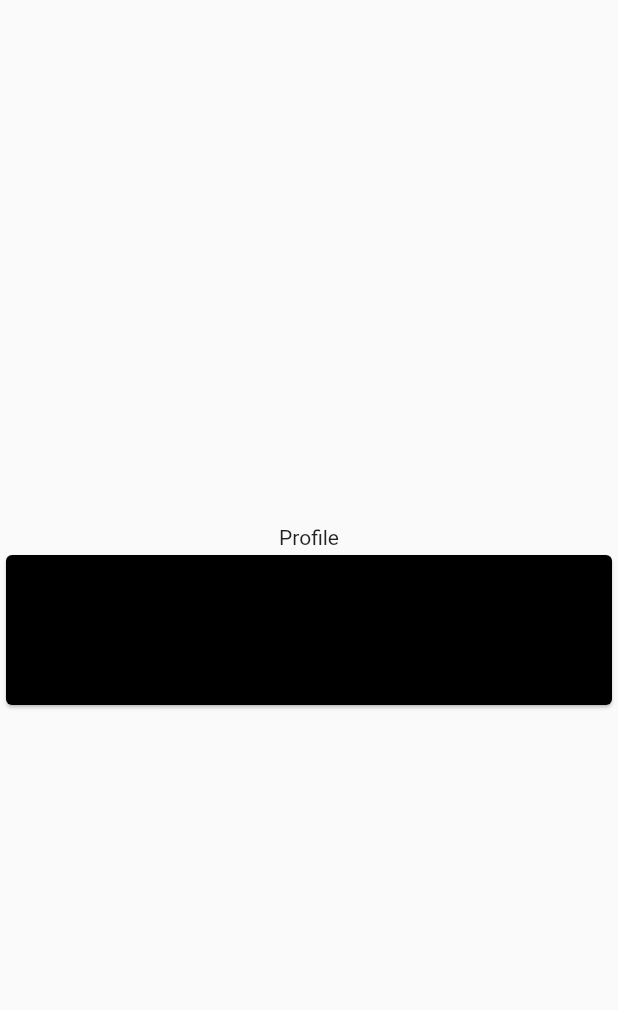
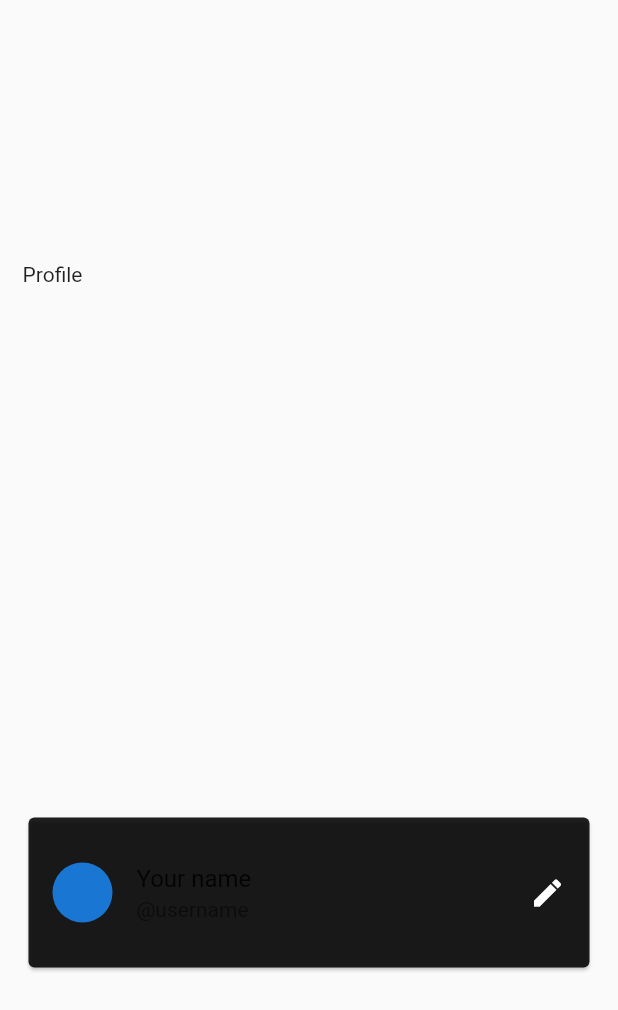
Before and after one commit to najmulmyself/Bio-Maker, a Flutter app: the Profile screen opened by its route, on a phone screen of 412 x 824 dp. Shown: the top 1010 px of the screen. Run offline on Flutter 3.47's test engine with Material 2 defaults, Android fonts, the phone set to English and light mode, and no system bars; our stand-ins replace firebase_auth, firebase_core, font_awesome_flutter, google_sign_in; accounts and stored records are empty.

Commit message:
card added with listtile

```diff
--- a/lib/pages/profile.dart
+++ b/lib/pages/profile.dart
@@ -13,23 +13,37 @@ class _ProfileState extends State<Profile> {
   @override
   Widget build(BuildContext context) {
     return Scaffold(
-      body: Column(
-        mainAxisAlignment: MainAxisAlignment.center,
+      body: Padding(
+        padding: const EdgeInsets.symmetric(horizontal: 15.0),
+        child: Column(
+          mainAxisAlignment: MainAxisAlignment.spaceAround,
+          crossAxisAlignment: CrossAxisAlignment.start,
           children: [
             Text('Profile'),
             Card(
-            color: Colors.black,
+              color: Colors.black87,
               child: InkWell(
                 splashColor: Colors.grey.shade400,
                 onTap: () {},
-              child: Container(
+                child: SizedBox(
                     height: 100,
                     width: double.infinity,
+                    child: Center(
+                      child: ListTile(
+                        leading: CircleAvatar(),
+                        title: Text('Your name'),
+                        subtitle: Text('@username'),
+                        trailing: Icon(
+                          Icons.edit,
+                          color: Colors.white,
                         ),
+                      ),
+                    )),
               ),
             )
           ],
         ),
+      ),
     );
   }
 }
```
Lines whose indentation alone changed are shown as unchanged.
